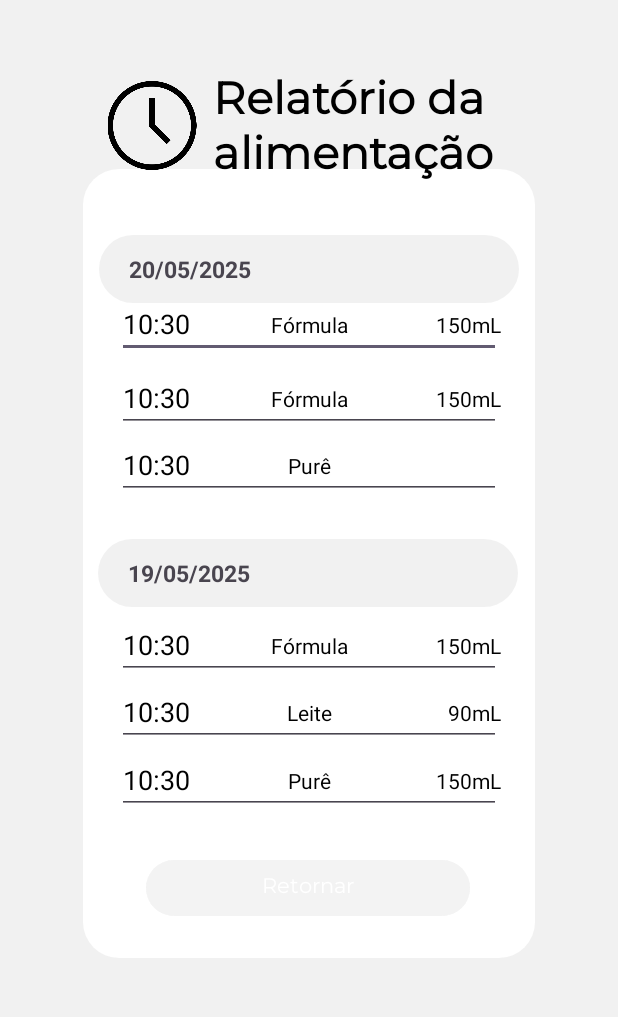
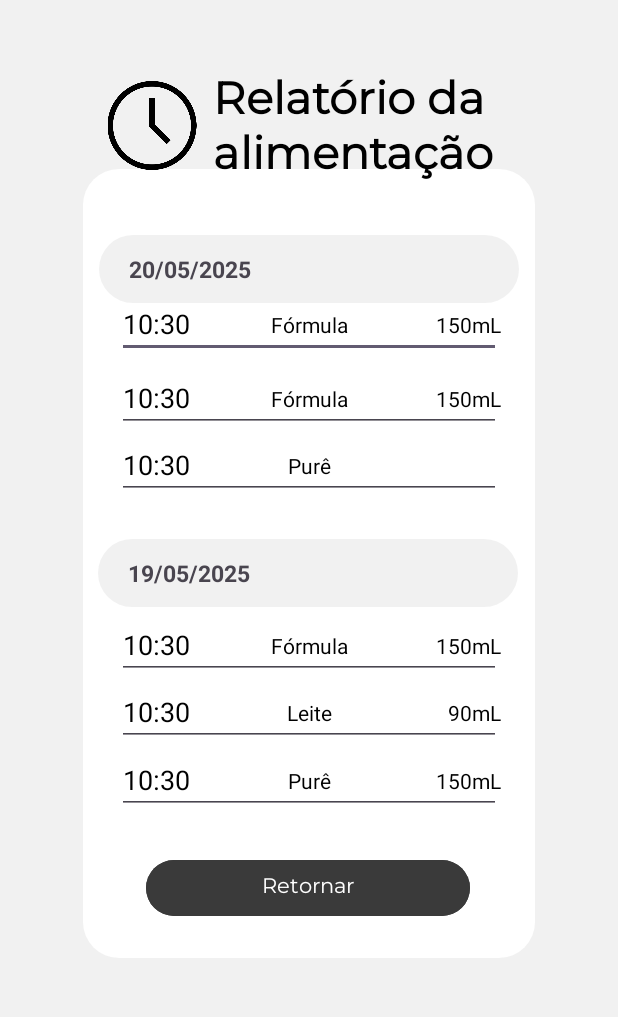
Before and after one commit to joaogpereira/Myson, an Android app: the RelatorioAlimentacaoActivity screen opened directly, with no data from a screen before it, on a phone screen of 412 x 824 dp, the part 122-1139 px from its top. Run offline under Robolectric (Android 15) with nearby library versions, the phone set to English and light mode, and no system bars.

Commit message:
arrumando cor do botao relatorio alimentacao

```diff
--- a/app/src/main/res/layout/activity_relatorio_alimentacao.xml
+++ b/app/src/main/res/layout/activity_relatorio_alimentacao.xml
@@ -55,7 +55,7 @@
         android:layout_width="216dp"
         android:layout_height="45dp"
         android:alpha="0.77"
-        android:backgroundTint="@color/Fundo"
+        android:backgroundTint="@android:color/black"
         android:fontFamily="@font/montserrat"
         android:text="Retornar"
         android:textColor="@android:color/white"
@@ -102,9 +102,9 @@
         android:layout_height="89dp"
         android:fontFamily="@font/montserrat"
         android:text="Relatório da alimentação "
+        android:textColor="@color/Cor_letra"
         android:textSize="30dp"
         android:textStyle="bold"
-        android:textColor="@color/Cor_letra"
         app:layout_constraintBottom_toBottomOf="parent"
         app:layout_constraintEnd_toEndOf="parent"
         app:layout_constraintHorizontal_bias="0.682"
@@ -116,8 +116,8 @@
         android:id="@+id/textView18"
         android:layout_width="wrap_content"
         android:layout_height="wrap_content"
+        android:text="20/05/2025"
         android:textSize="15dp"
-        android:text="20/05/2025"
         android:textStyle="bold"
         app:layout_constraintBottom_toBottomOf="@+id/materialToolbarIdadeBebe2"
         app:layout_constraintEnd_toEndOf="@+id/materialToolbarIdadeBebe2"
```
